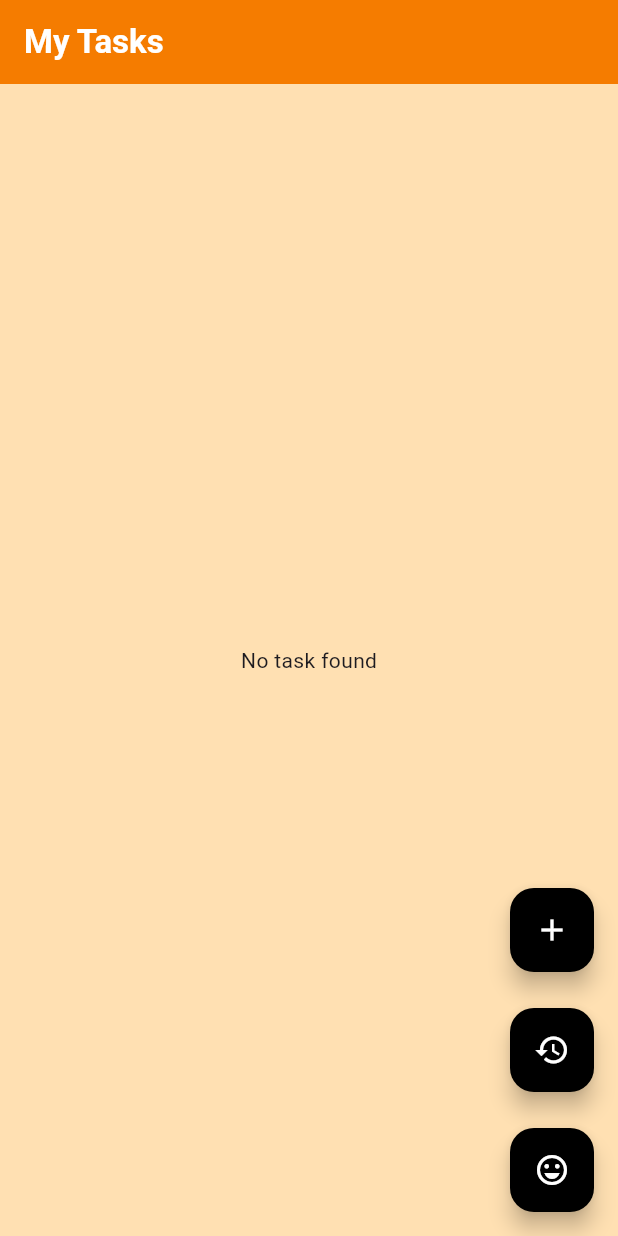
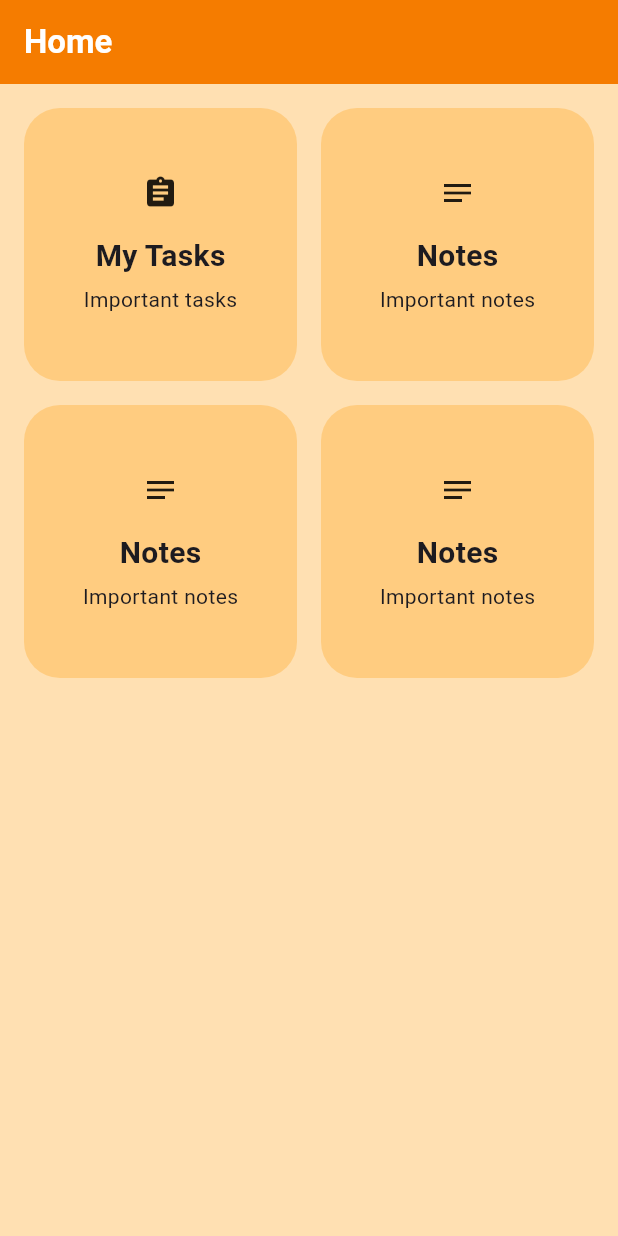
Before and after one commit to ajayrana78767/Todo-Application, a Flutter app: the screen it shows after launch, on a phone screen of 412 x 824 dp. Run offline on Flutter 3.47's test engine with Material 3 defaults, Android fonts, the phone set to English and light mode, and no system bars; our stand-ins replace cached_network_image, dio, hive, hive_flutter; accounts and stored records are empty.

Commit message:
feat(home): Add basic home screen with GridView navigation to Todo flow
Implemented a simple GridView layout on the Home screen with navigation to the Todo list when 'My Tasks' is tapped.
The Home screen UI is still a work in progress and not fully designed yet.

```diff
--- a/lib/main.dart
+++ b/lib/main.dart
@@ -6,7 +6,8 @@ import 'package:todo_application/feature/presentation/provider/characters_provid
 import 'package:todo_application/feature/presentation/provider/history_provider.dart';
 import 'package:todo_application/models/todo_model.dart';
 import 'package:todo_application/provider/todo_provider.dart';
-import 'package:todo_application/screens/todo_list_screen.dart';
+import 'package:todo_application/screens/home_screen.dart';
+// import 'package:todo_application/screens/todo_list_screen.dart';
 
 void main() async {
   WidgetsFlutterBinding.ensureInitialized();
@@ -32,7 +33,7 @@ class MyApp extends StatelessWidget {
         debugShowCheckedModeBanner: false,
         theme: appTheme,
         title: 'Flutter Demo',
-        home: TodoListScreen(),
+        home: HomeScreen(),
       ),
     );
   }
--- /dev/null
+++ b/lib/models/home_model.dart
@@ -0,0 +1,13 @@
+import 'package:flutter/widgets.dart';
+
+class HomeModel {
+  final String categoryTitle;
+  final String categorySubTitle;
+  final IconData categoryImage;
+
+  const HomeModel({
+    required this.categoryTitle,
+    required this.categorySubTitle,
+    required this.categoryImage,
+  });
+}
--- /dev/null
+++ b/lib/screens/home_screen.dart
@@ -0,0 +1,101 @@
+import 'package:flutter/material.dart';
+import 'package:todo_application/models/home_model.dart';
+import 'package:todo_application/screens/todo_list_screen.dart';
+
+class HomeScreen extends StatefulWidget {
+  const HomeScreen({super.key});
+  @override
+  State<HomeScreen> createState() => _HomeScreenState();
+}
+
+class _HomeScreenState extends State<HomeScreen> {
+  final List<HomeModel> _categories = [
+    HomeModel(
+      categoryTitle: 'My Tasks',
+      categorySubTitle: 'Important tasks',
+      categoryImage: Icons.assignment,
+    ),
+    HomeModel(
+      categoryTitle: 'Notes',
+      categorySubTitle: 'Important notes',
+      categoryImage: Icons.notes,
+    ),
+        HomeModel(
+      categoryTitle: 'Notes',
+      categorySubTitle: 'Important notes',
+      categoryImage: Icons.notes,
+    ),
+        HomeModel(
+      categoryTitle: 'Notes',
+      categorySubTitle: 'Important notes',
+      categoryImage: Icons.notes,
+    ),
+  ];
+  @override
+  Widget build(BuildContext context) {
+    return Scaffold(
+      appBar: AppBar(
+        backgroundColor: Colors.orange[700],
+        title: Text(
+          'Home',
+          style: TextStyle(color: Colors.white, fontWeight: FontWeight.bold),
+        ),
+      ),
+      body: SafeArea(
+        child: GridView.builder(
+          padding: EdgeInsets.all(16),
+          itemCount: _categories.length,
+          gridDelegate: SliverGridDelegateWithFixedCrossAxisCount(
+            crossAxisCount: 2,
+            crossAxisSpacing: 16,
+            mainAxisSpacing: 16,
+          ),
+          itemBuilder: (context, index) {
+            final category = _categories[index];
+            return InkWell(
+              onTap: () {
+                debugPrint('Taped');
+                print(category.categoryImage.runtimeType);
+                if (category.categoryTitle == "My Tasks") {
+                  Navigator.push(
+                    context,
+                    MaterialPageRoute(builder: (_) => TodoListScreen()),
+                  );
+                }
+              },
+              child: Container(
+                padding: EdgeInsets.all(16),
+                decoration: BoxDecoration(
+                  color: Colors.orange.shade200,
+                  borderRadius: BorderRadius.circular(24),
+                ),
+                child: Column(
+                  mainAxisAlignment: MainAxisAlignment.center,
+                  children: [
+                    Icon(category.categoryImage),
+                    SizedBox(height: 16),
+                    Text(
+                      category.categoryTitle,
+                      style: TextStyle(
+                        fontWeight: FontWeight.bold,
+                        fontSize: 20,
+                      ),
+                    ),
+                    SizedBox(height: 4),
+                    Text(
+                      category.categorySubTitle,
+                      style: TextStyle(
+                        fontWeight: FontWeight.normal,
+                        fontSize: 14,
+                      ),
+                    ),
+                  ],
+                ),
+              ),
+            );
+          },
+        ),
+      ),
+    );
+  }
+}
```
Also changed, not shown: 20 other files.
